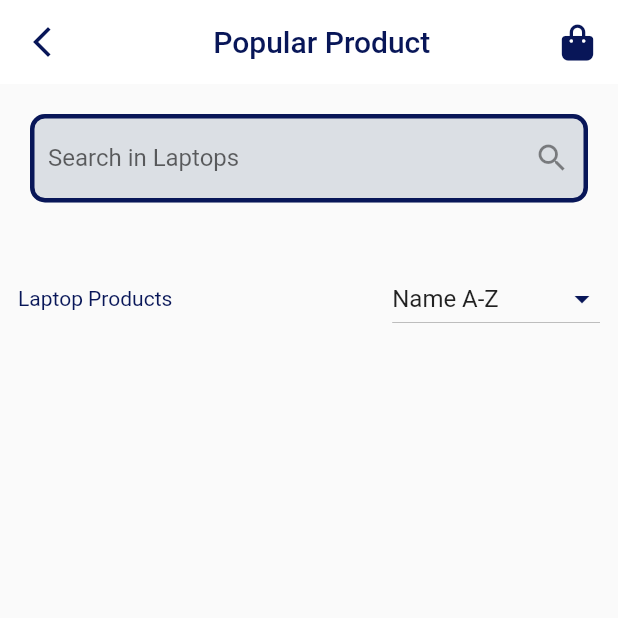
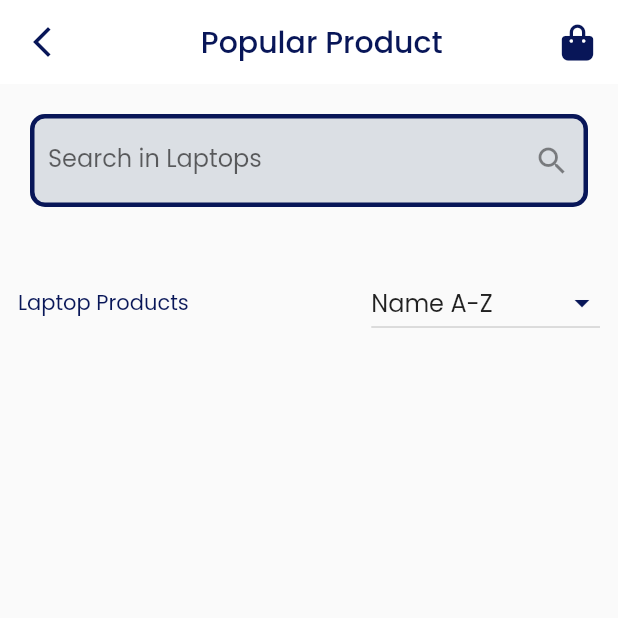
Before and after one commit to emjaycodes/GadgetZ, a Flutter app: the screen it shows once a user with an empty profile is signed in, after a tap on "See all", on a phone screen of 412 x 824 dp, the top half of it. Run offline on Flutter 3.47's test engine with Material 2 defaults, Android fonts, the phone set to English and light mode, and no system bars; our stand-ins replace bloc, cloud_firestore, email_validator, equatable, firebase_auth, firebase_core and 9 more; missing offline and left inert: flutter_paystack; accounts and stored records are empty; network calls fail.

Commit message:
still working on the dark mode theme

```diff
--- a/lib/main.dart
+++ b/lib/main.dart
@@ -4,10 +4,10 @@ import 'package:flutter_bloc/flutter_bloc.dart';
 import 'package:google_fonts/google_fonts.dart';
 import 'package:oga_bassey/blocs/auth_bloc/authentication_bloc.dart';
 import 'package:oga_bassey/blocs/cart_bloc/cart_bloc.dart';
-import 'package:oga_bassey/blocs/cubit/theme_cubit.dart';
 import 'package:oga_bassey/blocs/like_product_bloc/like_product_bloc.dart';
 import 'package:oga_bassey/blocs/location_bloc/location_bloc.dart';
 import 'package:oga_bassey/blocs/payment_bloc/payment_bloc.dart';
+import 'package:oga_bassey/blocs/theme_cubit/theme_cubit.dart';
 import 'package:oga_bassey/screens/checkout_screen.dart';
 import 'package:oga_bassey/constants.dart';
 import 'package:oga_bassey/screens/auth/auth_flow_screen.dart';
--- a/lib/screens/home/components/home_screen_body.dart
+++ b/lib/screens/home/components/home_screen_body.dart
@@ -9,7 +9,6 @@ import 'package:oga_bassey/constants.dart';
 import 'package:oga_bassey/models/product.dart';
 import 'package:oga_bassey/screens/product_details_screen.dart';
 import 'package:oga_bassey/screens/product_screen/components/product_body.dart';
-import 'package:oga_bassey/blocs/cubit/theme_cubit.dart';
 import '../../../blocs/product_bloc/product_bloc.dart';
 import '../../../components/custom_stack.dart';
 import '../../../size_cofig.dart';
@@ -193,7 +192,7 @@ class _HomeBodyState extends State<HomeBody> {
                 style: TextStyle(
                   fontSize: 15,
                   fontWeight: FontWeight.w700,
-                  color: kprimaryColor,
+                  color: Theme.of(context).primaryColor,
                 ),
               ),
             ),
--- a/lib/screens/home/home_screen.dart
+++ b/lib/screens/home/home_screen.dart
@@ -4,7 +4,7 @@ import 'package:firebase_auth/firebase_auth.dart';
 import 'package:flutter/material.dart';
 import 'package:flutter_bloc/flutter_bloc.dart';
 import 'package:font_awesome_flutter/font_awesome_flutter.dart';
-import 'package:oga_bassey/blocs/cubit/theme_cubit.dart';
+import 'package:oga_bassey/blocs/theme_cubit/theme_cubit.dart';
 import 'package:oga_bassey/constants.dart';
 import 'package:oga_bassey/screens/cart_screen.dart';
 import 'package:oga_bassey/screens/home/components/home_screen_body.dart';
@@ -38,6 +38,8 @@ class _HomeScreenState extends State<HomeScreen> {
   Widget build(BuildContext context) {
     //  final primaryColor = AppTheme.getPrimaryColor(context);
     // final secondaryColor = AppTheme.getSecondaryColor(context);
+    return BlocBuilder<ThemeCubit, ThemeModeState>(
+      builder: (context, state) {
         return Scaffold(
           appBar: AppBar(
             elevation: 0,
@@ -65,7 +67,7 @@ class _HomeScreenState extends State<HomeScreen> {
                 ),
               )
             ],
-        backgroundColor: Colors.white,
+            backgroundColor: Theme.of(context).primaryColor,
             iconTheme: IconThemeData(color: kprimaryColor),
           ),
           drawer: CustomDrawer(),
@@ -95,5 +97,7 @@ class _HomeScreenState extends State<HomeScreen> {
             },
           ),
         );
+      },
+    );
   }
 }
--- a/lib/theme/app_theme.dart
+++ b/lib/theme/app_theme.dart
@@ -5,8 +5,18 @@ import 'package:oga_bassey/constants.dart';
 class AppTheme {
 
   static final lightTheme = ThemeData(
+    primaryColor: kprimaryColor,
+    fontFamily: GoogleFonts.poppins().fontFamily,
+     inputDecorationTheme: const InputDecorationTheme(
+      enabledBorder: OutlineInputBorder(
+          borderSide: BorderSide(width: 2, color: Color(0xFFDBDFE4))),
+      focusedBorder: OutlineInputBorder(
+        borderSide: BorderSide(color: kprimaryColor),
+      ),
+    ),
     colorScheme: ColorScheme.light(
-      primary: kprimaryColor
+      primary: kprimaryColor,
+      background: ksecondaryColor
     )
     // primaryColor: kprimaryColor,
     // hintColor: ksecondaryColor,
@@ -20,31 +30,23 @@ class AppTheme {
     //   ),
     // ),
 
-    // ... other light mode colors and settings
   );
 
   static final darkTheme = ThemeData(
+    brightness: Brightness.dark,
+    fontFamily: GoogleFonts.poppins().fontFamily,
+    inputDecorationTheme: const InputDecorationTheme(
+      enabledBorder: OutlineInputBorder(
+          borderSide: BorderSide(width: 2, color: Color(0xFFDBDFE4))),
+      focusedBorder: OutlineInputBorder(
+        borderSide: BorderSide(color: kprimaryColor),
+      ),
+    ),
+    primaryColor: ksecondaryColor,
     colorScheme: ColorScheme.dark(
       primary: ktertiaryColor
     )
-    // primaryColor: kprimaryColor,
-    // hintColor: ksecondaryColor,
-    // ... other dark mode colors and settings
   );
 
-  // static Color getPrimaryColor(BuildContext context) {
-  //   final Brightness brightness = MediaQuery.of(context).platformBrightness;
-  //   final bool isDark = brightness == Brightness.dark;
 
-  //   return isDark ? darkTheme.primaryColor : lightTheme.primaryColor;
-  // }
-
-  // static Color getSecondaryColor(BuildContext context) {
-  //   final Brightness brightness = MediaQuery.of(context).platformBrightness;
-  //   final bool isDark = brightness == Brightness.dark;
-
-  //   return isDark ? darkTheme.hintColor : lightTheme.hintColor;
-  // }
-
-  // ... other color getters
 }
```
Also changed, not shown: lib/components/checkout_button.dart (+23 -9 lines), lib/blocs/theme_cubit/theme_cubit.dart (renamed from lib/blocs/cubit/theme_cubit.dart), lib/blocs/theme_cubit/theme_state.dart (renamed from lib/blocs/cubit/theme_state.dart). Lines whose indentation alone changed are shown as unchanged.
